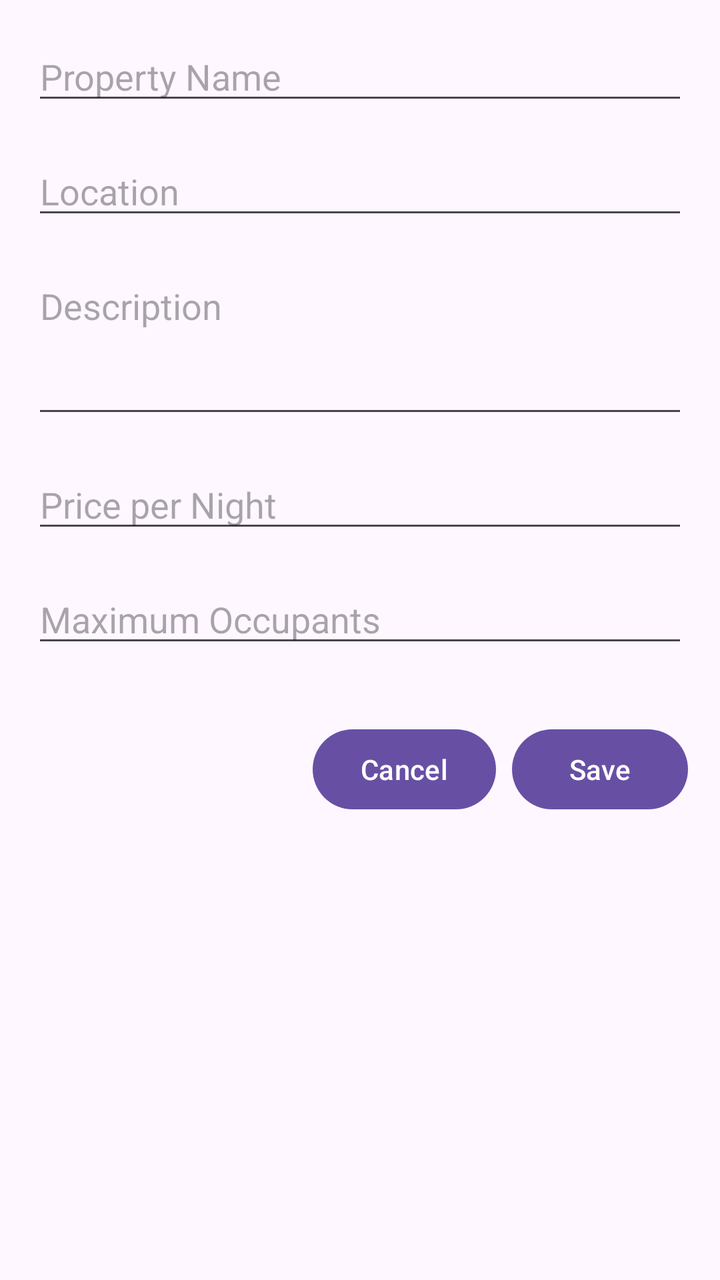
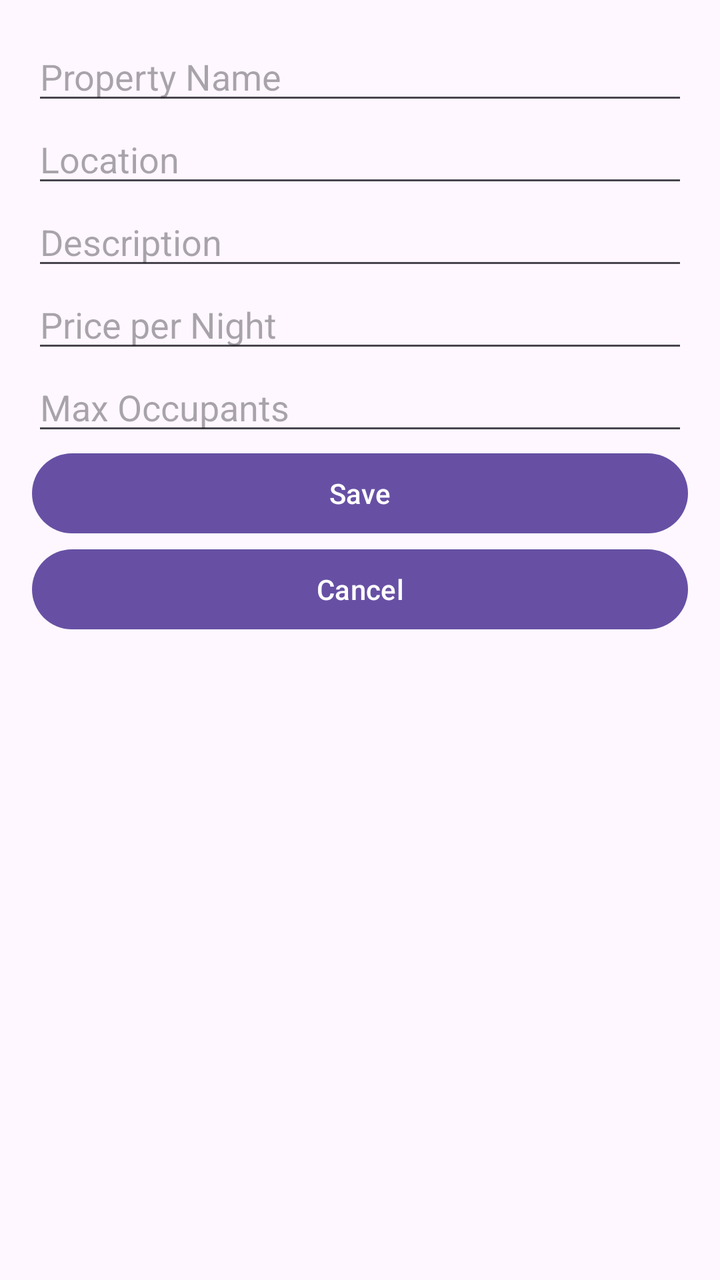

An Android layout rendered at two revisions. The XML below is the earlier revision; the diff shows what the commit changed to produce the second picture.
<!-- AndroidManifest.xml: application theme Theme.RENDBB -->
<!-- res/layout/activity_add_property.xml -->
<?xml version="1.0" encoding="utf-8"?>
<ScrollView xmlns:android="http://schemas.android.com/apk/res/android"
    android:layout_width="match_parent"
    android:layout_height="match_parent"
    android:padding="16dp">

    <LinearLayout
        android:layout_width="match_parent"
        android:layout_height="wrap_content"
        android:orientation="vertical">

        <EditText
            android:id="@+id/nameEditText"
            android:layout_width="match_parent"
            android:layout_height="wrap_content"
            android:hint="Property Name"
            android:inputType="text"
            android:layout_marginBottom="16dp"/>

        <EditText
            android:id="@+id/locationEditText"
            android:layout_width="match_parent"
            android:layout_height="wrap_content"
            android:hint="Location"
            android:inputType="text"
            android:layout_marginBottom="16dp"/>

        <EditText
            android:id="@+id/descriptionEditText"
            android:layout_width="match_parent"
            android:layout_height="wrap_content"
            android:hint="Description"
            android:inputType="textMultiLine"
            android:minLines="3"
            android:gravity="top"
            android:layout_marginBottom="16dp"/>

        <EditText
            android:id="@+id/priceEditText"
            android:layout_width="match_parent"
            android:layout_height="wrap_content"
            android:hint="Price per Night"
            android:inputType="numberDecimal"
            android:layout_marginBottom="16dp"/>

        <EditText
            android:id="@+id/maxOccupantsEditText"
            android:layout_width="match_parent"
            android:layout_height="wrap_content"
            android:hint="Maximum Occupants"
            android:inputType="number"
            android:layout_marginBottom="32dp"/>

        <LinearLayout
            android:layout_width="match_parent"
            android:layout_height="wrap_content"
            android:orientation="horizontal"
            android:gravity="end">

            <Button
                android:id="@+id/cancelButton"
                android:layout_width="wrap_content"
                android:layout_height="wrap_content"
                android:text="Cancel"
                android:layout_marginEnd="8dp"/>

            <Button
                android:id="@+id/saveButton"
                android:layout_width="wrap_content"
                android:layout_height="wrap_content"
                android:text="Save"/>
        </LinearLayout>
    </LinearLayout>
</ScrollView>
<!-- resources referenced by this layout -->
<resources>
  <style name="Theme.RENDBB" parent="Base.Theme.RENDBB" />
  <style name="Base.Theme.RENDBB" parent="Theme.Material3.DayNight.NoActionBar">
          
          
      </style>
</resources>

<!-- the commit's change to res/layout/activity_add_property.xml (unified diff, before → after) -->
@@ -1,74 +1,49 @@
-<?xml version="1.0" encoding="utf-8"?>
-<ScrollView xmlns:android="http://schemas.android.com/apk/res/android"
+<LinearLayout
+    xmlns:android="http://schemas.android.com/apk/res/android"
     android:layout_width="match_parent"
     android:layout_height="match_parent"
+    android:orientation="vertical"
     android:padding="16dp">
 
-    <LinearLayout
+    <EditText
+        android:id="@+id/nameEditText"
         android:layout_width="match_parent"
         android:layout_height="wrap_content"
-        android:orientation="vertical">
+        android:hint="Property Name" />
 
-        <EditText
-            android:id="@+id/nameEditText"
-            android:layout_width="match_parent"
-            android:layout_height="wrap_content"
-            android:hint="Property Name"
-            android:inputType="text"
-            android:layout_marginBottom="16dp"/>
+    <EditText
+        android:id="@+id/locationEditText"
+        android:layout_width="match_parent"
+        android:layout_height="wrap_content"
+        android:hint="Location" />
 
-        <EditText
-            android:id="@+id/locationEditText"
-            android:layout_width="match_parent"
-            android:layout_height="wrap_content"
-            android:hint="Location"
-            android:inputType="text"
-            android:layout_marginBottom="16dp"/>
+    <EditText
+        android:id="@+id/descriptionEditText"
+        android:layout_width="match_parent"
+        android:layout_height="wrap_content"
+        android:hint="Description" />
 
-        <EditText
-            android:id="@+id/descriptionEditText"
-            android:layout_width="match_parent"
-            android:layout_height="wrap_content"
-            android:hint="Description"
-            android:inputType="textMultiLine"
-            android:minLines="3"
-            android:gravity="top"
-            android:layout_marginBottom="16dp"/>
+    <EditText
+        android:id="@+id/priceEditText"
+        android:layout_width="match_parent"
+        android:layout_height="wrap_content"
+        android:hint="Price per Night" />
 
-        <EditText
-            android:id="@+id/priceEditText"
-            android:layout_width="match_parent"
-            android:layout_height="wrap_content"
-            android:hint="Price per Night"
-            android:inputType="numberDecimal"
-            android:layout_marginBottom="16dp"/>
+    <EditText
+        android:id="@+id/maxOccupantsEditText"
+        android:layout_width="match_parent"
+        android:layout_height="wrap_content"
+        android:hint="Max Occupants" />
 
-        <EditText
-            android:id="@+id/maxOccupantsEditText"
-            android:layout_width="match_parent"
-            android:layout_height="wrap_content"
-            android:hint="Maximum Occupants"
-            android:inputType="number"
-            android:layout_marginBottom="32dp"/>
+    <Button
+        android:id="@+id/saveButton"
+        android:layout_width="match_parent"
+        android:layout_height="wrap_content"
+        android:text="Save" />
 
-        <LinearLayout
-            android:layout_width="match_parent"
-            android:layout_height="wrap_content"
-            android:orientation="horizontal"
-            android:gravity="end">
-
-            <Button
-                android:id="@+id/cancelButton"
-                android:layout_width="wrap_content"
-                android:layout_height="wrap_content"
-                android:text="Cancel"
-                android:layout_marginEnd="8dp"/>
-
-            <Button
-                android:id="@+id/saveButton"
-                android:layout_width="wrap_content"
-                android:layout_height="wrap_content"
-                android:text="Save"/>
-        </LinearLayout>
-    </LinearLayout>
-</ScrollView>
+    <Button
+        android:id="@+id/cancelButton"
+        android:layout_width="match_parent"
+        android:layout_height="wrap_content"
+        android:text="Cancel" />
+</LinearLayout>
